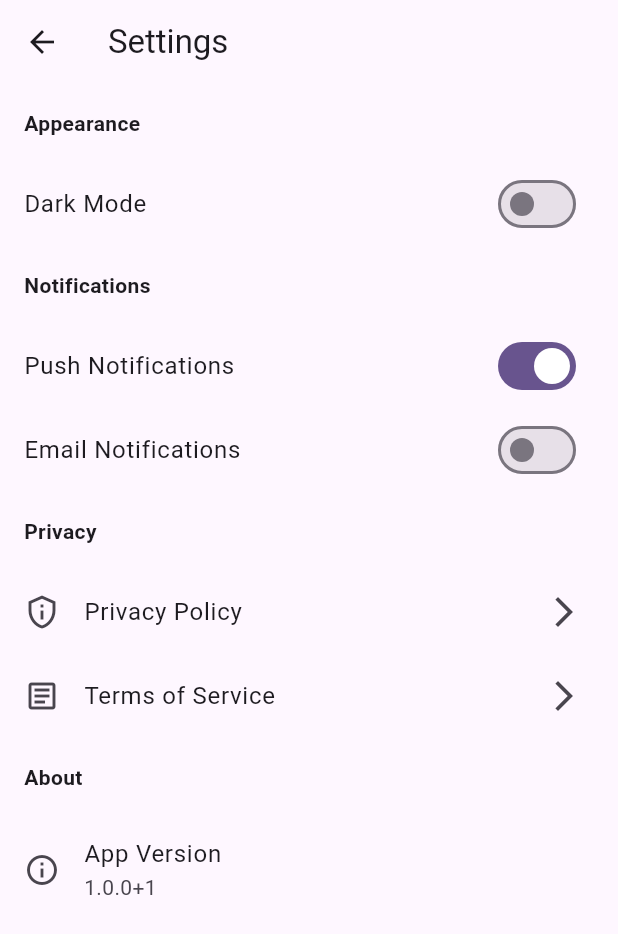
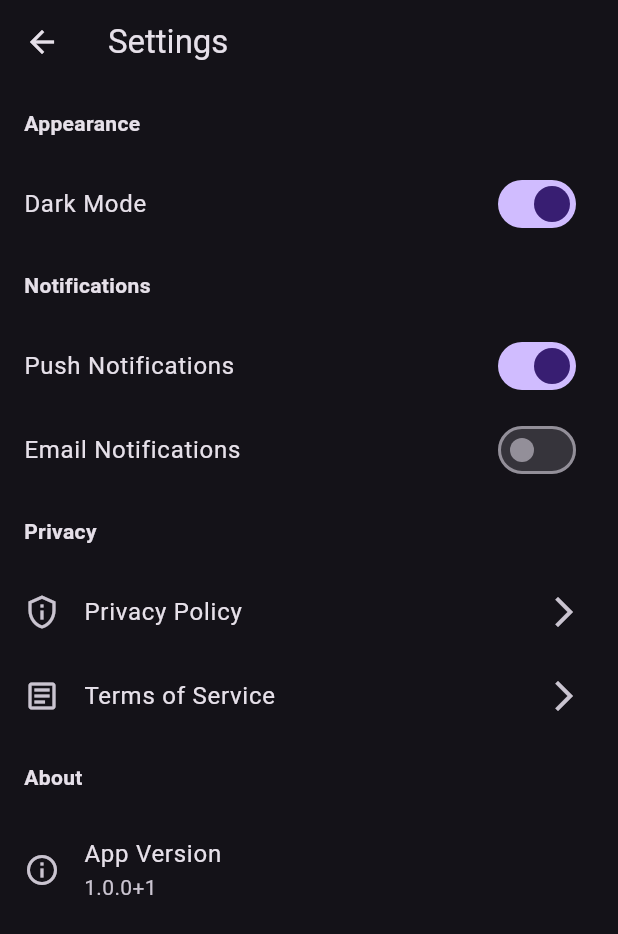
Before and after one commit to ghazanfar-ali-tech/ecommerce-fullstack-app, a Flutter app: the SettingsScreen screen opened directly, after a tap on "Dark Mode", on a phone screen of 412 x 824 dp. Shown: the top 934 px of the screen. Run offline on Flutter 3.47's test engine with Material 3 defaults, Android fonts, the phone set to English and light mode, and no system bars; our stand-ins replace animate_do, app_links, carousel_slider, cloud_firestore, dropdown_button2, firebase_auth and 23 more; missing offline and left inert: ar_flutter_plugin_2, cloudinary_public, flutter_stripe; accounts and stored records are empty.

Commit message:
few changes in notification and dark or light mode added

```diff
--- a/lib/main.dart
+++ b/lib/main.dart
@@ -1,8 +1,10 @@
 import 'package:cloud_firestore/cloud_firestore.dart';
 import 'package:ecommerceapp/bootstrap_app.dart';
+import 'package:ecommerceapp/view_model/theme_provider.dart';
 import 'package:ecommerceapp/views/splash_screen.dart';
 import 'package:flutter/material.dart';
 import 'package:get/get_navigation/src/root/get_material_app.dart';
+import 'package:provider/provider.dart';
 
 /// https://ecommercestore-ea75d.firebaseapp.com/__/auth/handler
 void main() {
@@ -18,13 +20,15 @@ class MyApp extends StatelessWidget {
   // This widget is the root of your application.
   @override
   Widget build(BuildContext context) {
-   return GetMaterialApp(
-  debugShowCheckedModeBanner: false,
-  title: 'Flutter Demo',
-  theme: ThemeData(
-    colorScheme: ColorScheme.fromSeed(seedColor: Colors.deepPurple),
-  ),
-  home: const SplashScreen(),
+   return Consumer<ThemeProvider>(
+  builder: (context, themeProvider, _) {
+    return MaterialApp(
+      themeMode: themeProvider.themeMode,
+      theme: ThemeData.light(),
+      darkTheme: ThemeData.dark(),
+      home: const SplashScreen(),
+    );
+  },
 );
   }
 }
--- a/lib/view_model/notification_view_model.dart
+++ b/lib/view_model/notification_view_model.dart
@@ -9,6 +9,9 @@ import 'package:ecommerceapp/services/notification_services.dart/notification_se
 class NotificationViewModel extends ChangeNotifier {
   bool _isEnabled = false;
   bool get isEnabled => _isEnabled;
+
+  bool _isEmailNotification = false;
+  bool get isEmailNotification => _isEmailNotification;
 
   final NotificationService _notificationService = NotificationService();
   final FirebaseFirestore _firestore = FirebaseFirestore.instance;
@@ -98,5 +101,8 @@ Future<void> showOrderNotification({
     body: body,
   );
 }
-
+  void setEmailNotification(bool value){
+    _isEmailNotification = value;
+    notifyListeners();
+  }
 }
--- a/lib/view_model/theme_provider.dart
+++ b/lib/view_model/theme_provider.dart
@@ -1,10 +1,23 @@
 import 'package:flutter/material.dart';
+import 'package:shared_preferences/shared_preferences.dart';
 
-class ThemeProvider with ChangeNotifier {
-  bool _isDarkMode = false;
-  bool get isDarkMode => _isDarkMode;
-  void toggleTheme(bool isDark) {
-    _isDarkMode = isDark;
+class ThemeProvider extends ChangeNotifier {
+  bool _isDark = false;
+  bool get isDark => _isDark;
+
+  ThemeMode get themeMode => _isDark ? ThemeMode.dark : ThemeMode.light;
+
+  Future<void> toggleTheme(bool value) async {
+    _isDark = value;
+    notifyListeners();
+
+    final prefs = await SharedPreferences.getInstance();
+    await prefs.setBool('isDarkMode', value);
+  }
+
+  Future<void> loadTheme() async {
+    final prefs = await SharedPreferences.getInstance();
+    _isDark = prefs.getBool('isDarkMode') ?? false;
     notifyListeners();
   }
 }
--- a/lib/views/profile_screen/settings_screen/settings_screen.dart
+++ b/lib/views/profile_screen/settings_screen/settings_screen.dart
@@ -1,5 +1,6 @@
 import 'package:ecommerceapp/view_model/app_version_info.dart';
 import 'package:ecommerceapp/view_model/notification_view_model.dart';
+import 'package:ecommerceapp/view_model/theme_provider.dart';
 import 'package:ecommerceapp/views/profile_screen/settings_screen/privacy_and_policy_screen.dart';
 import 'package:ecommerceapp/views/profile_screen/settings_screen/terms_of_service.dart';
 import 'package:flutter/material.dart';
@@ -23,13 +24,13 @@ class SettingsScreen extends StatelessWidget {
               style: TextStyle(fontWeight: FontWeight.bold),
             ),
           ),
-          SwitchListTile(
-            title: const Text('Dark Mode'),
-            value: false, // Replace with actual dark mode state
-            onChanged: (value) {
-              // Implement toggle dark mode functionality
-            },
-          ),
+         SwitchListTile(
+  title: const Text('Dark Mode'),
+  value: context.watch<ThemeProvider>().isDark,
+  onChanged: (value) {
+    context.read<ThemeProvider>().toggleTheme(value);
+  },
+),
           const Padding(
             padding: EdgeInsets.all(16.0),
             child: Text(
@@ -47,9 +48,9 @@ class SettingsScreen extends StatelessWidget {
 
           SwitchListTile(
             title: const Text('Email Notifications'),
-            value: false,
+             value: context.watch<NotificationViewModel>().isEmailNotification,
             onChanged: (value) {
-              // Implement email notification toggle
+              context.read<NotificationViewModel>().setEmailNotification(value);
             },
           ),
           const Padding(
```
Also changed, not shown: lib/bootstrap_app.dart (+12 -10 lines), lib/views/auth_screens/forgot_password_screen.dart (+5 -5 lines), lib/views/profile_screen/my_orders/order_history_screen.dart (+83 -62 lines).
